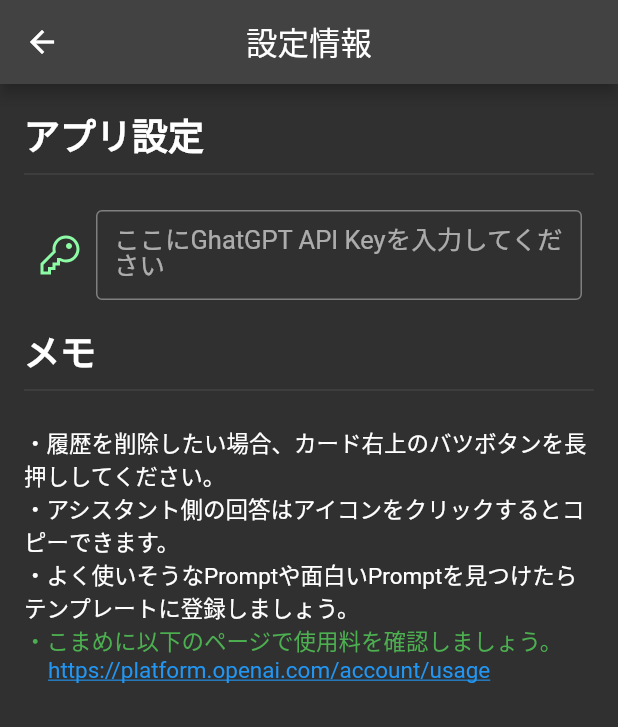
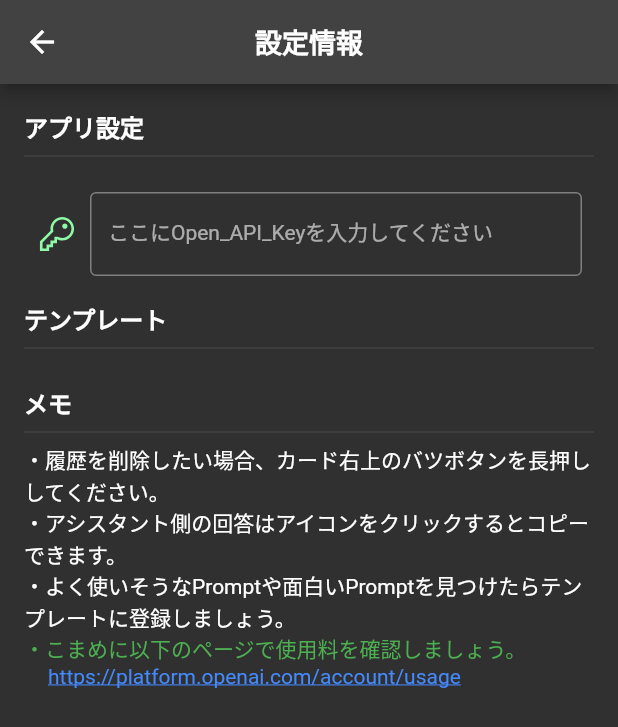
Before and after one commit to hotdrop/my-assistant, a Flutter app: the SettingsPage screen opened directly, on a phone screen of 412 x 824 dp. Shown: the top 727 px of the screen. Run offline on Flutter 3.47's test engine with Material 2 defaults, Android fonts, the phone set to English and light mode, and no system bars; our stand-ins replace firebase_core, flutter_markdown, flutter_riverpod, freezed_annotation, hive_flutter, line_icons and 3 more; missing offline and left inert: fast_cached_network_image, flutter_highlighter, image_network, markdown; accounts and stored records are empty; generated files the repository leaves out were written again; Roboto replaces fonts that are missing (Note Sans JP).

Commit message:
fix: テキストのサイズ設定が点在していてアプリ内で不統一だったので整理

```diff
--- a/lib/common/app_theme.dart
+++ b/lib/common/app_theme.dart
@@ -10,6 +10,8 @@ class AppTheme {
   static const Color gpt3Color = primaryColor;
   static const Color gpt4Color = Colors.blueAccent;
   static const Color dallEColor = Colors.yellow;
+
+  static const double defaultTextSize = 14;
 
   static final ThemeData theme = ThemeData(
     brightness: Brightness.dark,
--- a/lib/main.dart
+++ b/lib/main.dart
@@ -2,6 +2,7 @@ import 'package:assistant_me/common/app_theme.dart';
 import 'package:assistant_me/firebase_options.dart';
 import 'package:assistant_me/model/app_settings.dart';
 import 'package:assistant_me/ui/top_page.dart';
+import 'package:assistant_me/ui/widgets/app_text.dart';
 import 'package:firebase_core/firebase_core.dart';
 import 'package:flutter/material.dart';
 import 'package:flutter_localizations/flutter_localizations.dart';
@@ -48,7 +49,7 @@ class _ViewOnLoading extends StatelessWidget {
   Widget build(BuildContext context) {
     return Scaffold(
       appBar: AppBar(
-        title: const Text('マイアシスト'),
+        title: AppText.pageTitle('マイアシスト'),
       ),
       body: Center(
         child: LoadingAnimationWidget.threeArchedCircle(color: Theme.of(context).primaryColor, size: 32),
--- a/lib/ui/history/history_card.dart
+++ b/lib/ui/history/history_card.dart
@@ -1,5 +1,6 @@
 import 'package:assistant_me/common/app_theme.dart';
 import 'package:assistant_me/model/talk_thread.dart';
+import 'package:assistant_me/ui/widgets/app_text.dart';
 import 'package:flutter/material.dart';
 import 'package:line_icons/line_icon.dart';
 import 'package:line_icons/line_icons.dart';
@@ -54,7 +55,7 @@ class _ViewContents extends StatelessWidget {
       mainAxisAlignment: MainAxisAlignment.spaceBetween,
       crossAxisAlignment: CrossAxisAlignment.start,
       children: [
-        Flexible(child: Text(titleNoneLine, style: Theme.of(context).textTheme.bodySmall)),
+        Flexible(child: AppText.small(titleNoneLine)),
         InkWell(
           child: LineIcon(LineIcons.times, color: Colors.grey),
           onLongPress: () => onDelete(thread.id),
@@ -77,7 +78,7 @@ class _ViewThreadInfo extends StatelessWidget {
         borderRadius: const BorderRadius.all(Radius.circular(4)),
         border: Border.all(width: 1, color: Colors.white),
       ),
-      child: Text(thread.modelName, style: Theme.of(context).textTheme.bodySmall),
+      child: AppText.small(thread.modelName),
     );
   }
 }
--- a/lib/ui/setting/settings_page.dart
+++ b/lib/ui/setting/settings_page.dart
@@ -1,5 +1,6 @@
 import 'package:assistant_me/common/app_theme.dart';
 import 'package:assistant_me/model/app_settings.dart';
+import 'package:assistant_me/ui/widgets/app_text.dart';
 import 'package:flutter/material.dart';
 import 'package:flutter_riverpod/flutter_riverpod.dart';
 import 'package:line_icons/line_icon.dart';
@@ -13,22 +14,24 @@ class SettingsPage extends StatelessWidget {
   Widget build(BuildContext context) {
     return Scaffold(
       appBar: AppBar(
-        title: const Text('設定情報'),
+        title: AppText.pageTitle('設定情報'),
       ),
       body: Padding(
         padding: const EdgeInsets.all(16),
         child: Column(
           crossAxisAlignment: CrossAxisAlignment.start,
-          children: const [
-            Text('アプリ設定', style: TextStyle(fontSize: 24, fontWeight: FontWeight.bold)),
-            Divider(),
-            SizedBox(height: 16),
-            _ViewInputApiKey(),
-            SizedBox(height: 16),
-            Text('メモ', style: TextStyle(fontSize: 24, fontWeight: FontWeight.bold)),
-            Divider(),
-            SizedBox(height: 16),
-            _ViewMemoList(),
+          children: [
+            AppText.large('アプリ設定', isBold: true),
+            const Divider(),
+            const SizedBox(height: 16),
+            const _ViewInputApiKey(),
+            const SizedBox(height: 16),
+            AppText.large('テンプレート', isBold: true),
+            const Divider(),
+            const SizedBox(height: 16),
+            AppText.large('メモ', isBold: true),
+            const Divider(),
+            const _ViewMemoList(),
           ],
         ),
       ),
@@ -46,17 +49,18 @@ class _ViewInputApiKey extends ConsumerWidget {
       child: Row(
         crossAxisAlignment: CrossAxisAlignment.center,
         children: [
-          LineIcon(LineIcons.key, size: 32),
+          LineIcon(LineIcons.key, size: 28),
           const SizedBox(width: 8),
           Flexible(
             child: SizedBox(
               width: 700,
               child: TextFormField(
-                decoration: const InputDecoration(
-                  border: OutlineInputBorder(),
-                  label: Text('ここにGhatGPT API Keyを入力してください'),
+                decoration: InputDecoration(
+                  border: const OutlineInputBorder(),
+                  label: AppText.normal('ここにOpen_API_Keyを入力してください'),
                   counterText: '',
                 ),
+                style: const TextStyle(fontSize: AppTheme.defaultTextSize),
                 initialValue: ref.watch(appSettingsProvider).apiKey,
                 maxLength: 100,
                 onChanged: (String? value) {
@@ -80,13 +84,12 @@ class _ViewMemoList extends StatelessWidget {
   Widget build(BuildContext context) {
     return Column(
       crossAxisAlignment: CrossAxisAlignment.start,
-      children: const [
-        Text('・履歴を削除したい場合、カード右上のバツボタンを長押ししてください。'),
-        Text('・アシスタント側の回答はアイコンをクリックするとコピーできます。'),
-        Text('・よく使いそうなPromptや面白いPromptを見つけたらテンプレートに登録しましょう。'),
-        Text('・こまめに以下のページで使用料を確認しましょう。', style: TextStyle(color: AppTheme.primaryColor)),
-        _ViewUsageFeeLink(),
-        SizedBox(height: 16),
+      children: [
+        AppText.normal('・履歴を削除したい場合、カード右上のバツボタンを長押ししてください。'),
+        AppText.normal('・アシスタント側の回答はアイコンをクリックするとコピーできます。'),
+        AppText.normal('・よく使いそうなPromptや面白いPromptを見つけたらテンプレートに登録しましょう。'),
+        AppText.normal('・こまめに以下のページで使用料を確認しましょう。', textColor: AppTheme.primaryColor),
+        const _ViewUsageFeeLink(),
       ],
     );
   }
@@ -98,9 +101,9 @@ class _ViewUsageFeeLink extends StatelessWidget {
   @override
   Widget build(BuildContext context) {
     return InkWell(
-      child: const Padding(
-        padding: EdgeInsets.only(left: 16),
-        child: Text('https://platform.openai.com/account/usage', style: TextStyle(color: Colors.blue, decoration: TextDecoration.underline)),
+      child: Padding(
+        padding: const EdgeInsets.only(left: 16),
+        child: AppText.weblink('https://platform.openai.com/account/usage'),
       ),
       onTap: () async => launchUrl(Uri.parse('https://platform.openai.com/account/usage')),
     );
--- a/lib/ui/top_page.dart
+++ b/lib/ui/top_page.dart
@@ -1,3 +1,4 @@
+import 'package:assistant_me/ui/widgets/app_text.dart';
 import 'package:flutter/material.dart';
 import 'package:assistant_me/ui/template/template_page.dart';
 import 'package:assistant_me/ui/setting/settings_page.dart';
@@ -81,7 +82,7 @@ class _ViewWebMode extends StatelessWidget {
             destinations: destinations
                 .map((e) => NavigationRailDestination(
                       icon: e.icon,
-                      label: Text(e.title),
+                      label: AppText.normal(e.title),
                     ))
                 .toList(),
             selectedIndex: currentIdx,
--- /dev/null
+++ b/lib/ui/widgets/app_text.dart
@@ -0,0 +1,51 @@
+import 'package:assistant_me/common/app_theme.dart';
+import 'package:flutter/material.dart';
+
+class AppText extends StatelessWidget {
+  const AppText._(this.label, this.fontSize, this.isBold, {this.color, this.isUnderLine = false, this.overflow});
+
+  factory AppText.small(String label, {bool isBold = false, Color? textColor}) {
+    return AppText._(label, 12, isBold, color: textColor);
+  }
+
+  factory AppText.normal(String label, {bool isBold = false, Color? textColor, TextOverflow? overflow}) {
+    return AppText._(label, AppTheme.defaultTextSize, isBold, color: textColor, overflow: overflow);
+  }
+
+  factory AppText.large(String label, {bool isBold = false, Color? textColor}) {
+    return AppText._(label, 16, isBold, color: textColor);
+  }
+
+  factory AppText.error(String label) {
+    return AppText._(label, AppTheme.defaultTextSize, false, color: Colors.red);
+  }
+
+  factory AppText.pageTitle(String label) {
+    return AppText._(label, 18, true);
+  }
+
+  factory AppText.weblink(String label) {
+    return AppText._(label, AppTheme.defaultTextSize, false, color: Colors.blueAccent, isUnderLine: true);
+  }
+
+  final String label;
+  final double fontSize;
+  final Color? color;
+  final bool isBold;
+  final bool isUnderLine;
+  final TextOverflow? overflow;
+
+  @override
+  Widget build(BuildContext context) {
+    return Text(
+      label,
+      style: TextStyle(
+        fontSize: fontSize,
+        fontWeight: isBold ? FontWeight.bold : null,
+        decoration: isUnderLine ? TextDecoration.underline : null,
+        overflow: overflow,
+        color: color,
+      ),
+    );
+  }
+}
--- a/lib/ui/widgets/user_chat_row_widget.dart
+++ b/lib/ui/widgets/user_chat_row_widget.dart
@@ -1,3 +1,4 @@
+import 'package:assistant_me/common/app_theme.dart';
 import 'package:assistant_me/model/talk.dart';
 import 'package:flutter/material.dart';
 import 'package:line_icons/line_icon.dart';
@@ -21,7 +22,10 @@ class UserChatRowWidget extends StatelessWidget {
         Expanded(
           child: Padding(
             padding: const EdgeInsets.all(8),
-            child: SelectableText(messageTalk.getValue()),
+            child: SelectableText(
+              messageTalk.getValue(),
+              style: const TextStyle(fontSize: AppTheme.defaultTextSize),
+            ),
           ),
         ),
         const SizedBox(width: 32),
```
Also changed, not shown: lib/common/app_extension.dart (added, +8 -0 lines), lib/ui/history/history_page.dart (+14 -8 lines), lib/ui/home/home_page.dart (+14 -15 lines), lib/ui/template/template_controller.dart (+5 -5 lines), lib/ui/template/template_page.dart (+24 -14 lines), lib/ui/widgets/assistant_chat_row_widget.dart (+5 -2 lines).
